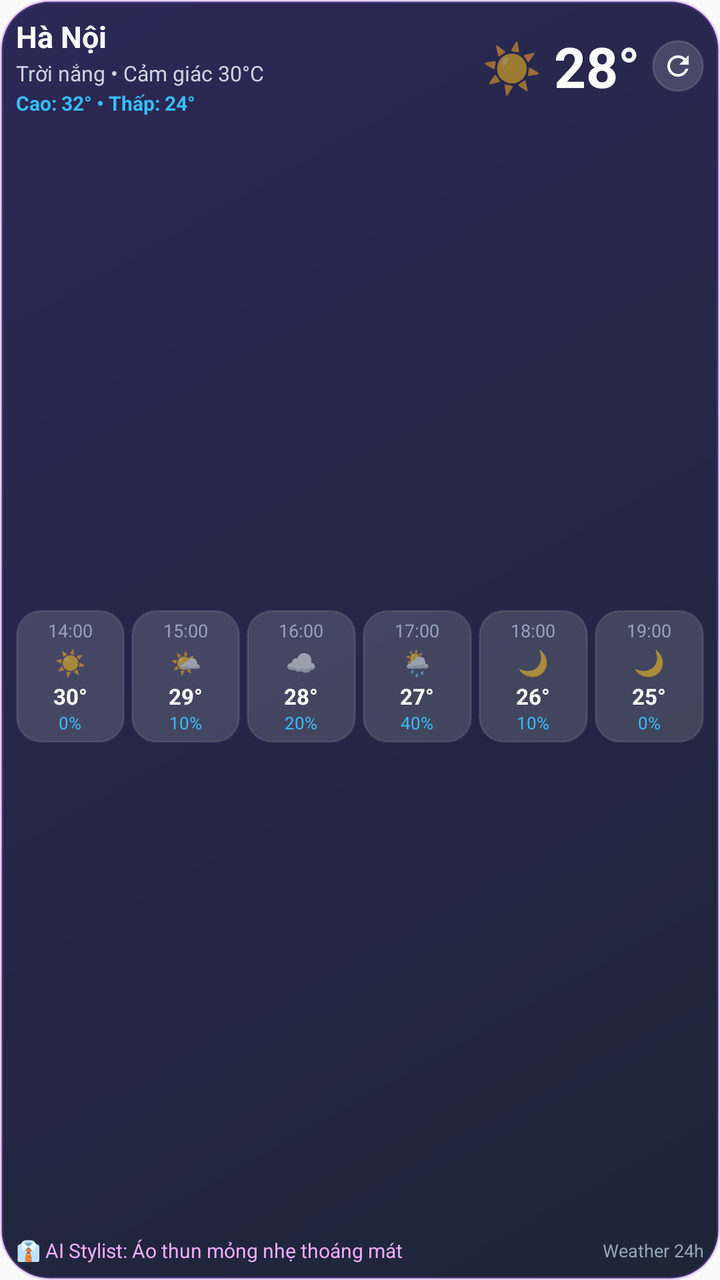
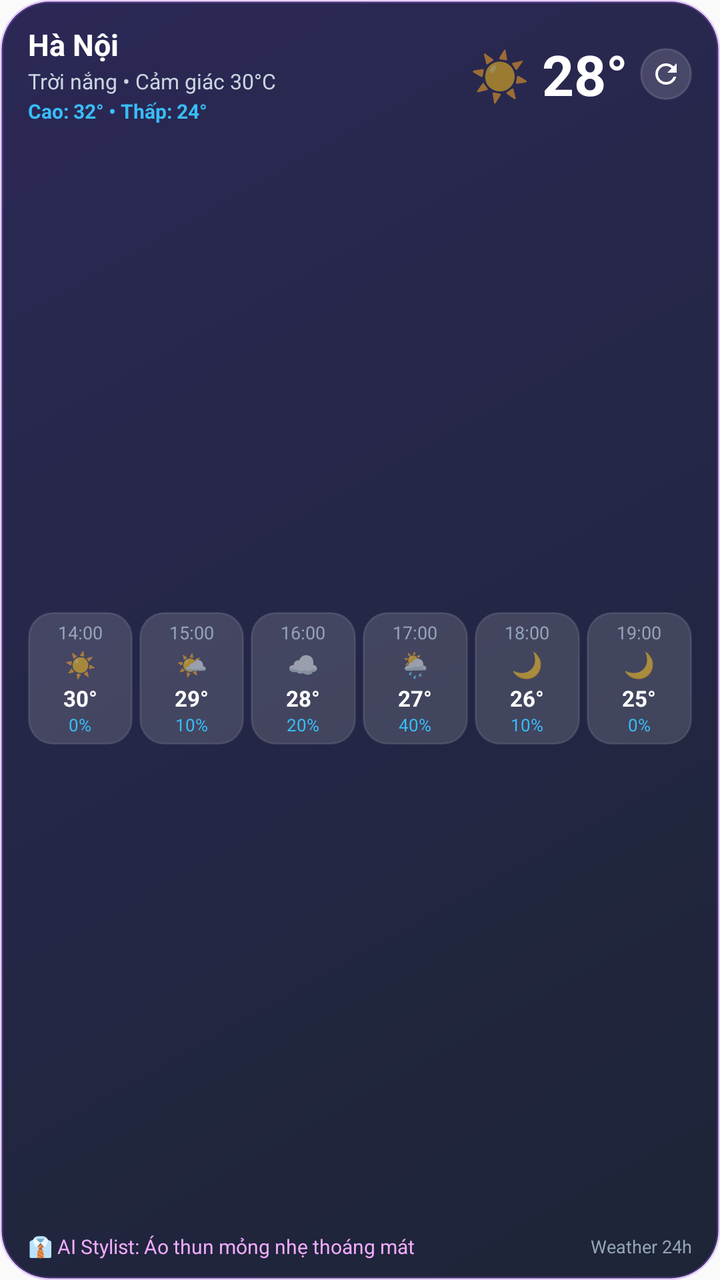

Before-and-after screenshots of an Android layout around one commit, followed by the original layout XML and the change that was made.
<!-- AndroidManifest.xml: application theme Theme.Weather24h -->
<!-- res/layout/weather_widget.xml -->
<?xml version="1.0" encoding="utf-8"?>
<FrameLayout xmlns:android="http://schemas.android.com/apk/res/android"
    android:id="@+id/widget_root"
    android:layout_width="match_parent"
    android:layout_height="match_parent">

    
    <ImageView
        android:id="@+id/widget_bg_layer"
        android:layout_width="match_parent"
        android:layout_height="match_parent"
        android:scaleType="fitXY"
        android:src="@drawable/widget_bg_dark" />

    
    <LinearLayout
        android:id="@+id/widget_content"
        android:layout_width="match_parent"
        android:layout_height="match_parent"
        android:gravity="center_vertical"
        android:orientation="vertical"
        android:padding="8dp">

        
        <LinearLayout
            android:layout_width="match_parent"
            android:layout_height="wrap_content"
            android:gravity="center_vertical"
            android:orientation="horizontal">

            <LinearLayout
                android:layout_width="0dp"
                android:layout_height="wrap_content"
                android:layout_weight="1"
                android:orientation="vertical">

                <TextView
                    android:id="@+id/widget_city_name"
                    android:layout_width="wrap_content"
                    android:layout_height="wrap_content"
                    android:ellipsize="end"
                    android:maxLines="1"
                    android:singleLine="true"
                    android:text="Hà Nội"
                    android:textColor="#FFFFFF"
                    android:textSize="15sp"
                    android:textStyle="bold" />

                <TextView
                    android:id="@+id/widget_weather_desc"
                    android:layout_width="wrap_content"
                    android:layout_height="wrap_content"
                    android:layout_marginTop="1dp"
                    android:ellipsize="end"
                    android:maxLines="1"
                    android:singleLine="true"
                    android:text="Trời nắng • Cảm giác 30°C"
                    android:textColor="#CBD5E1"
                    android:textSize="10.5sp" />

                <TextView
                    android:id="@+id/widget_range"
                    android:layout_width="wrap_content"
                    android:layout_height="wrap_content"
                    android:layout_marginTop="1dp"
                    android:ellipsize="end"
                    android:maxLines="1"
                    android:singleLine="true"
                    android:text="Cao: 32° • Thấp: 24°"
                    android:textColor="#38BDF8"
                    android:textSize="10sp"
                    android:textStyle="bold" />
            </LinearLayout>

            <TextView
                android:id="@+id/widget_weather_icon"
                android:layout_width="wrap_content"
                android:layout_height="wrap_content"
                android:layout_marginEnd="6dp"
                android:text="☀️"
                android:textSize="24sp" />

            <TextView
                android:id="@+id/widget_temp"
                android:layout_width="wrap_content"
                android:layout_height="wrap_content"
                android:singleLine="true"
                android:text="28°"
                android:textColor="#FFFFFF"
                android:textSize="28sp"
                android:textStyle="bold" />

            <ImageView
                android:id="@+id/widget_btn_refresh"
                android:layout_width="26dp"
                android:layout_height="26dp"
                android:layout_marginStart="6dp"
                android:background="@drawable/widget_refresh_btn_bg_dark"
                android:contentDescription="Làm mới thời tiết"
                android:padding="5dp"
                android:src="@drawable/ic_refresh" />
        </LinearLayout>
 
        <FrameLayout
            android:layout_width="match_parent"
            android:layout_height="0dp"
            android:layout_weight="1" />

        
        <LinearLayout
            android:id="@+id/widget_hourly_container"
            android:layout_width="match_parent"
            android:layout_height="wrap_content"
            android:layout_marginTop="2dp"
            android:baselineAligned="false"
            android:orientation="horizontal">

            
            <LinearLayout
                android:id="@+id/widget_h1_container"
                android:layout_width="0dp"
                android:layout_height="wrap_content"
                android:layout_weight="1"
                android:layout_marginEnd="1.5dp"
                android:background="@drawable/widget_hour_chip_dark"
                android:gravity="center"
                android:orientation="vertical"
                android:paddingTop="4dp"
                android:paddingBottom="4dp"
                android:paddingStart="1.5dp"
                android:paddingEnd="1.5dp">

                <TextView
                    android:id="@+id/widget_h1_time"
                    android:layout_width="wrap_content"
                    android:layout_height="wrap_content"
                    android:singleLine="true"
                    android:text="14:00"
                    android:textColor="#94A3B8"
                    android:textSize="9sp" />

                <TextView
                    android:id="@+id/widget_h1_icon"
                    android:layout_width="wrap_content"
                    android:layout_height="wrap_content"
                    android:layout_marginTop="1dp"
                    android:text="☀️"
                    android:textSize="12.5sp" />

                <TextView
                    android:id="@+id/widget_h1_temp"
                    android:layout_width="wrap_content"
                    android:layout_height="wrap_content"
                    android:layout_marginTop="1dp"
                    android:singleLine="true"
                    android:text="30°"
                    android:textColor="#FFFFFF"
                    android:textSize="11sp"
                    android:textStyle="bold" />

                <TextView
                    android:id="@+id/widget_h1_rain"
                    android:layout_width="wrap_content"
                    android:layout_height="wrap_content"
                    android:singleLine="true"
                    android:text="0%"
                    android:textColor="#38BDF8"
                    android:textSize="8.5sp" />
            </LinearLayout>

            
            <LinearLayout
                android:id="@+id/widget_h2_container"
                android:layout_width="0dp"
                android:layout_height="wrap_content"
                android:layout_weight="1"
                android:layout_marginStart="1.5dp"
                android:layout_marginEnd="1.5dp"
                android:background="@drawable/widget_hour_chip_dark"
                android:gravity="center"
                android:orientation="vertical"
                android:paddingTop="4dp"
                android:paddingBottom="4dp"
                android:paddingStart="1.5dp"
                android:paddingEnd="1.5dp">

                <TextView
                    android:id="@+id/widget_h2_time"
                    android:layout_width="wrap_content"
                    android:layout_height="wrap_content"
                    android:singleLine="true"
                    android:text="15:00"
                    android:textColor="#94A3B8"
                    android:textSize="9sp" />

                <TextView
                    android:id="@+id/widget_h2_icon"
                    android:layout_width="wrap_content"
                    android:layout_height="wrap_content"
                    android:layout_marginTop="1dp"
                    android:text="🌤️"
                    android:textSize="12.5sp" />

                <TextView
                    android:id="@+id/widget_h2_temp"
                    android:layout_width="wrap_content"
                    android:layout_height="wrap_content"
                    android:layout_marginTop="1dp"
                    android:singleLine="true"
                    android:text="29°"
                    android:textColor="#FFFFFF"
                    android:textSize="11sp"
                    android:textStyle="bold" />

                <TextView
                    android:id="@+id/widget_h2_rain"
                    android:layout_width="wrap_content"
                    android:layout_height="wrap_content"
                    android:singleLine="true"
                    android:text="10%"
                    android:textColor="#38BDF8"
                    android:textSize="8.5sp" />
            </LinearLayout>

            
            <LinearLayout
                android:id="@+id/widget_h3_container"
                android:layout_width="0dp"
                android:layout_height="wrap_content"
                android:layout_weight="1"
                android:layout_marginStart="1.5dp"
                android:layout_marginEnd="1.5dp"
                android:background="@drawable/widget_hour_chip_dark"
                android:gravity="center"
                android:orientation="vertical"
                android:paddingTop="4dp"
                android:paddingBottom="4dp"
                android:paddingStart="1.5dp"
                android:paddingEnd="1.5dp">

                <TextView
                    android:id="@+id/widget_h3_time"
                    android:layout_width="wrap_content"
                    android:layout_height="wrap_content"
                    android:singleLine="true"
                    android:text="16:00"
                    android:textColor="#94A3B8"
                    android:textSize="9sp" />

                <TextView
                    android:id="@+id/widget_h3_icon"
                    android:layout_width="wrap_content"
                    android:layout_height="wrap_content"
                    android:layout_marginTop="1dp"
                    android:text="☁️"
                    android:textSize="12.5sp" />

                <TextView
                    android:id="@+id/widget_h3_temp"
                    android:layout_width="wrap_content"
                    android:layout_height="wrap_content"
                    android:layout_marginTop="1dp"
                    android:singleLine="true"
                    android:text="28°"
                    android:textColor="#FFFFFF"
                    android:textSize="11sp"
                    android:textStyle="bold" />

                <TextView
                    android:id="@+id/widget_h3_rain"
                    android:layout_width="wrap_content"
                    android:layout_height="wrap_content"
                    android:singleLine="true"
                    android:text="20%"
                    android:textColor="#38BDF8"
                    android:textSize="8.5sp" />
            </LinearLayout>

            
            <LinearLayout
                android:id="@+id/widget_h4_container"
                android:layout_width="0dp"
                android:layout_height="wrap_content"
                android:layout_weight="1"
                android:layout_marginStart="1.5dp"
                android:layout_marginEnd="1.5dp"
                android:background="@drawable/widget_hour_chip_dark"
                android:gravity="center"
                android:orientation="vertical"
                android:paddingTop="4dp"
                android:paddingBottom="4dp"
                android:paddingStart="1.5dp"
                android:paddingEnd="1.5dp">

                <TextView
                    android:id="@+id/widget_h4_time"
                    android:layout_width="wrap_content"
                    android:layout_height="wrap_content"
                    android:singleLine="true"
                    android:text="17:00"
                    android:textColor="#94A3B8"
                    android:textSize="9sp" />

                <TextView
                    android:id="@+id/widget_h4_icon"
                    android:layout_width="wrap_content"
                    android:layout_height="wrap_content"
                    android:layout_marginTop="1dp"
                    android:text="🌦️"
                    android:textSize="12.5sp" />

                <TextView
                    android:id="@+id/widget_h4_temp"
                    android:layout_width="wrap_content"
                    android:layout_height="wrap_content"
                    android:layout_marginTop="1dp"
                    android:singleLine="true"
                    android:text="27°"
                    android:textColor="#FFFFFF"
                    android:textSize="11sp"
                    android:textStyle="bold" />

                <TextView
                    android:id="@+id/widget_h4_rain"
                    android:layout_width="wrap_content"
                    android:layout_height="wrap_content"
                    android:singleLine="true"
                    android:text="40%"
                    android:textColor="#38BDF8"
                    android:textSize="8.5sp" />
            </LinearLayout>

            
            <LinearLayout
                android:id="@+id/widget_h5_container"
                android:layout_width="0dp"
                android:layout_height="wrap_content"
                android:layout_weight="1"
                android:layout_marginStart="1.5dp"
                android:layout_marginEnd="1.5dp"
                android:background="@drawable/widget_hour_chip_dark"
                android:gravity="center"
                android:orientation="vertical"
                android:paddingTop="4dp"
                android:paddingBottom="4dp"
                android:paddingStart="1.5dp"
                android:paddingEnd="1.5dp">

                <TextView
                    android:id="@+id/widget_h5_time"
                    android:layout_width="wrap_content"
                    android:layout_height="wrap_content"
                    android:singleLine="true"
                    android:text="18:00"
                    android:textColor="#94A3B8"
                    android:textSize="9sp" />

                <TextView
                    android:id="@+id/widget_h5_icon"
                    android:layout_width="wrap_content"
                    android:layout_height="wrap_content"
                    android:layout_marginTop="1dp"
                    android:text="🌙"
                    android:textSize="12.5sp" />

                <TextView
                    android:id="@+id/widget_h5_temp"
                    android:layout_width="wrap_content"
                    android:layout_height="wrap_content"
                    android:layout_marginTop="1dp"
                    android:singleLine="true"
                    android:text="26°"
                    android:textColor="#FFFFFF"
                    android:textSize="11sp"
                    android:textStyle="bold" />

                <TextView
                    android:id="@+id/widget_h5_rain"
                    android:layout_width="wrap_content"
                    android:layout_height="wrap_content"
                    android:singleLine="true"
                    android:text="10%"
                    android:textColor="#38BDF8"
                    android:textSize="8.5sp" />
            </LinearLayout>

            
            <LinearLayout
                android:id="@+id/widget_h6_container"
                android:layout_width="0dp"
                android:layout_height="wrap_content"
                android:layout_weight="1"
                android:layout_marginStart="1.5dp"
                android:background="@drawable/widget_hour_chip_dark"
                android:gravity="center"
                android:orientation="vertical"
                android:paddingTop="4dp"
                android:paddingBottom="4dp"
                android:paddingStart="1.5dp"
                android:paddingEnd="1.5dp">

                <TextView
                    android:id="@+id/widget_h6_time"
                    android:layout_width="wrap_content"
                    android:layout_height="wrap_content"
                    android:singleLine="true"
                    android:text="19:00"
                    android:textColor="#94A3B8"
                    android:textSize="9sp" />

                <TextView
                    android:id="@+id/widget_h6_icon"
                    android:layout_width="wrap_content"
                    android:layout_height="wrap_content"
                    android:layout_marginTop="1dp"
                    android:text="🌙"
                    android:textSize="12.5sp" />

                <TextView
                    android:id="@+id/widget_h6_temp"
                    android:layout_width="wrap_content"
                    android:layout_height="wrap_content"
                    android:layout_marginTop="1dp"
                    android:singleLine="true"
                    android:text="25°"
                    android:textColor="#FFFFFF"
                    android:textSize="11sp"
                    android:textStyle="bold" />

                <TextView
                    android:id="@+id/widget_h6_rain"
                    android:layout_width="wrap_content"
                    android:layout_height="wrap_content"
                    android:singleLine="true"
                    android:text="0%"
                    android:textColor="#38BDF8"
                    android:textSize="8.5sp" />
            </LinearLayout>
        </LinearLayout>

        <FrameLayout
            android:layout_width="match_parent"
            android:layout_height="0dp"
            android:layout_weight="1" />

        
        <LinearLayout
            android:id="@+id/widget_bottom_row"
            android:layout_width="match_parent"
            android:layout_height="wrap_content"
            android:layout_marginTop="2dp"
            android:gravity="center_vertical"
            android:orientation="horizontal">

            <TextView
                android:id="@+id/widget_ai_tip"
                android:layout_width="0dp"
                android:layout_height="wrap_content"
                android:layout_weight="1"
                android:ellipsize="end"
                android:maxLines="1"
                android:singleLine="true"
                android:text="👔 AI Stylist: Áo thun mỏng nhẹ thoáng mát"
                android:textColor="#F0ABFC"
                android:textSize="10sp" />

            <TextView
                android:id="@+id/widget_updated"
                android:layout_width="wrap_content"
                android:layout_height="wrap_content"
                android:layout_marginStart="6dp"
                android:singleLine="true"
                android:text="Weather 24h"
                android:textColor="#94A3B8"
                android:textSize="9sp" />
        </LinearLayout>

    </LinearLayout>

</FrameLayout>
<!-- resources referenced by this layout -->
<resources>
  <!-- drawable ic_refresh (drawable) -->
  <vector xmlns:android="http://schemas.android.com/apk/res/android"
      android:width="24dp"
      android:height="24dp"
      android:viewportWidth="24"
      android:viewportHeight="24">
      <path
          android:fillColor="#FFFFFFFF"
          android:pathData="M17.65,6.35C16.2,4.9 14.21,4 12,4c-4.42,0 -7.99,3.58 -7.99,8s3.57,8 7.99,8c3.73,0 6.84,-2.55 7.73,-6h-2.08c-0.82,2.33 -3.04,4 -5.65,4 -3.31,0 -6,-2.69 -6,-6s2.69,-6 6,-6c1.66,0 3.14,0.69 4.22,1.78L13,11h7V4l-2.35,2.35z"/>
  </vector>
  <!-- drawable widget_bg_dark (drawable) -->
  <?xml version="1.0" encoding="utf-8"?>
  <shape xmlns:android="http://schemas.android.com/apk/res/android"
      android:shape="rectangle">
      <gradient
          android:angle="315"
          android:startColor="#F01E1B4B"
          android:endColor="#F00F172A" />
      <corners android:radius="24dp" />
      <stroke
          android:width="1.5dp"
          android:color="#40A855F7" />
  </shape>
  <!-- drawable widget_hour_chip_dark (drawable) -->
  <?xml version="1.0" encoding="utf-8"?>
  <shape xmlns:android="http://schemas.android.com/apk/res/android"
      android:shape="rectangle">
      <corners android:radius="12dp" />
      <solid android:color="#24FFFFFF" />
      <stroke
          android:width="1dp"
          android:color="#1AFFFFFF" />
  </shape>
  <!-- drawable widget_refresh_btn_bg_dark (drawable) -->
  <?xml version="1.0" encoding="utf-8"?>
  <shape xmlns:android="http://schemas.android.com/apk/res/android"
      android:shape="oval">
      <solid android:color="#26FFFFFF" />
      <stroke
          android:width="1dp"
          android:color="#20FFFFFF" />
  </shape>
  <style name="Theme.Weather24h" parent="android:Theme.Material.Light.NoActionBar">
          <item name="android:statusBarColor">@android:color/transparent</item>
          <item name="android:navigationBarColor">@android:color/transparent</item>
          <item name="android:windowLightStatusBar">true</item>
          <item name="android:windowLightNavigationBar">true</item>
      </style>
</resources>

<!-- the commit's change to res/layout/weather_widget.xml (unified diff, before → after) -->
@@ -19,7 +19,12 @@
         android:layout_height="match_parent"
         android:gravity="center_vertical"
         android:orientation="vertical"
-        android:padding="8dp">
+        android:paddingLeft="14dp"
+        android:paddingRight="14dp"
+        android:paddingStart="14dp"
+        android:paddingEnd="14dp"
+        android:paddingTop="12dp"
+        android:paddingBottom="10dp">
 
         
         <LinearLayout
